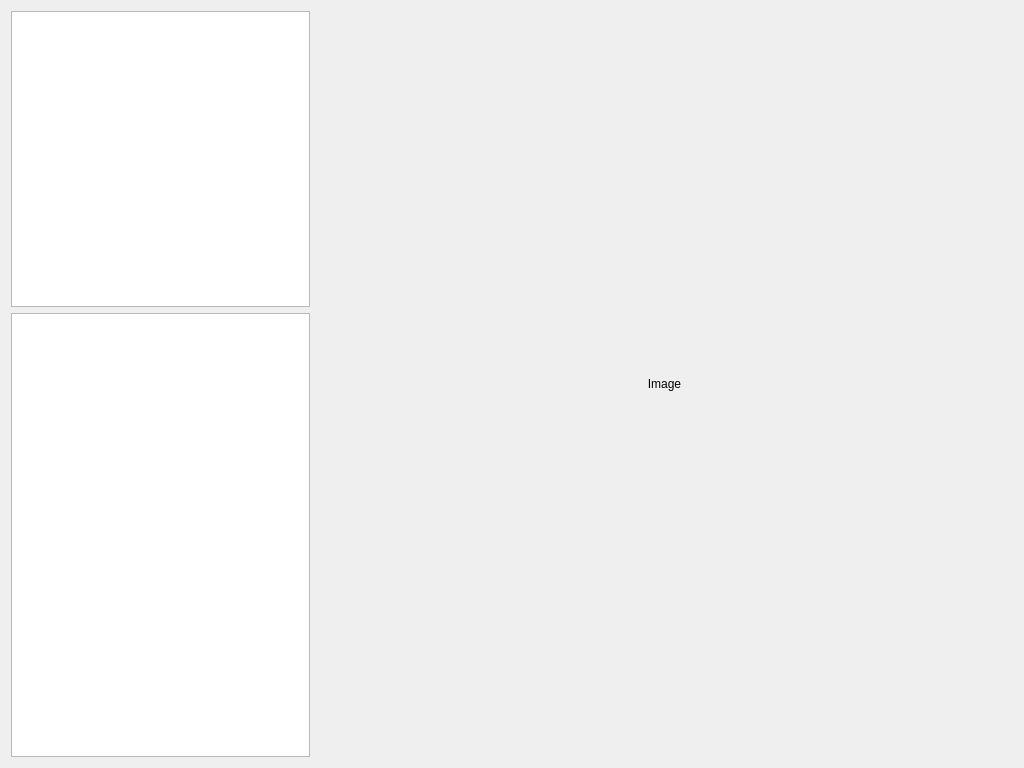
Before: the Qt Designer form ui/viewerform.ui in hazirbas/lyli, drawn with Qt 5.
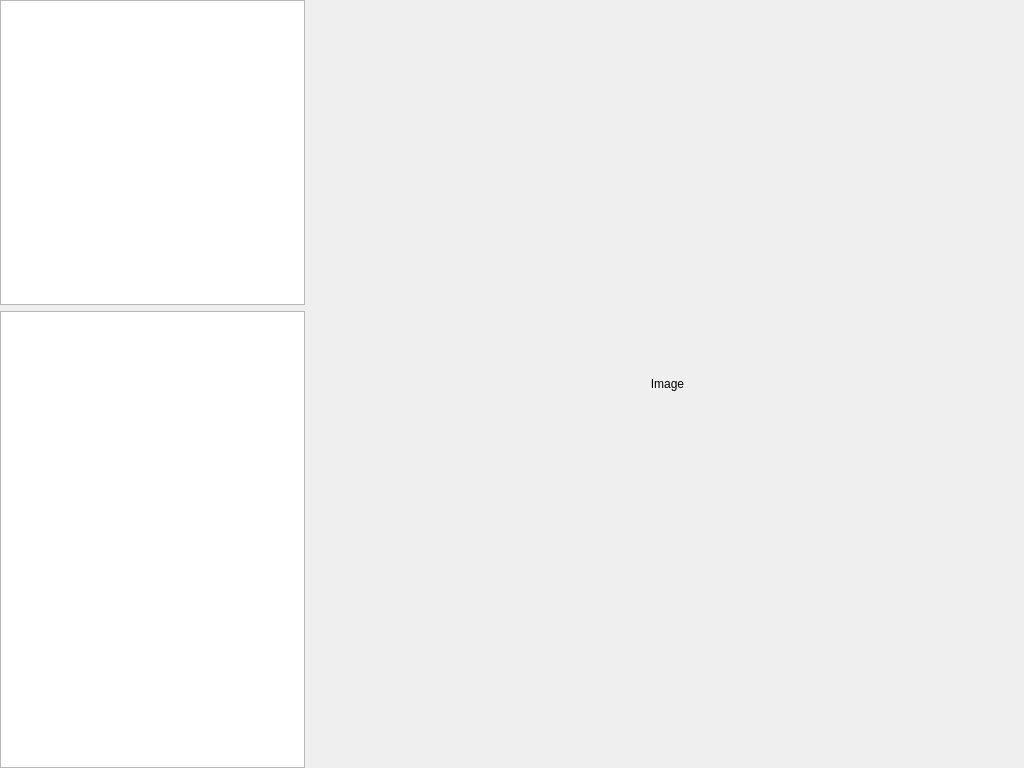
After: the same form once the commit is applied.

Commit message: ui: reduce margins a bit.

Patch:
```diff
--- a/ui/viewerform.ui
+++ b/ui/viewerform.ui
@@ -14,6 +14,9 @@
    <string>Form</string>
   </property>
   <layout class="QGridLayout" name="gridLayout">
+   <property name="margin">
+    <number>0</number>
+   </property>
    <item row="0" column="0">
     <widget class="QListView" name="directoryList">
      <property name="sizePolicy">
```
The commit also changes 3 other files.
